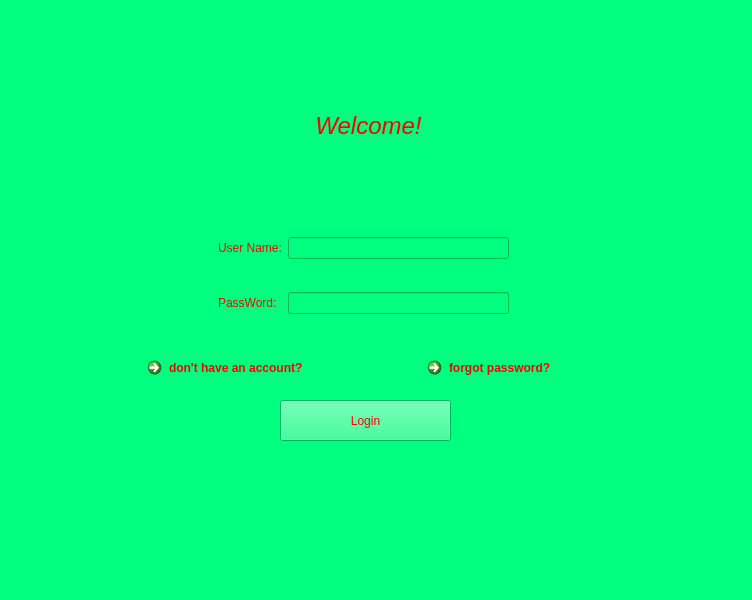
Qt form loginPage/mainwindow.ui (HazardousArash/SEA-BATTLE-EXTREME) before a commit.
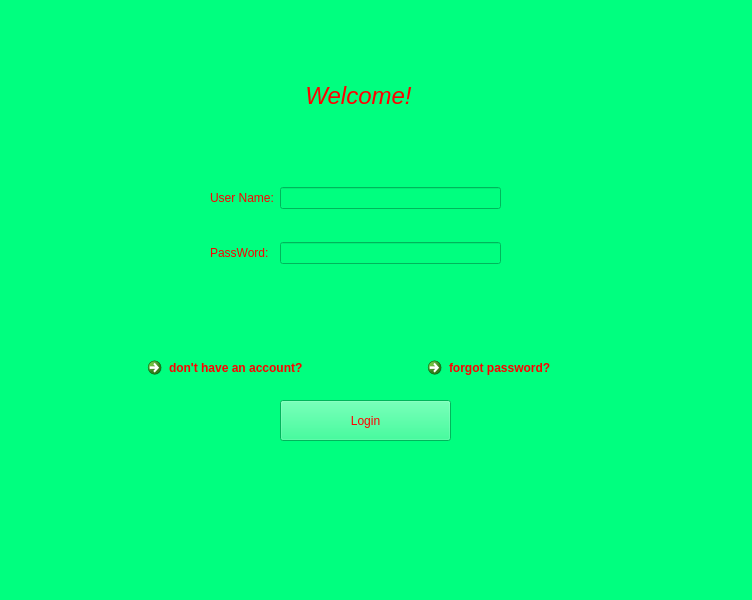
The same form after that commit.

Diff of the .ui file:
```diff
--- a/loginPage/mainwindow.ui
+++ b/loginPage/mainwindow.ui
@@ -22,8 +22,8 @@
    <widget class="QLabel" name="welcomeLabel">
     <property name="geometry">
      <rect>
-      <x>230</x>
-      <y>50</y>
+      <x>220</x>
+      <y>20</y>
       <width>277</width>
       <height>151</height>
      </rect>
@@ -51,8 +51,8 @@
    <widget class="QWidget" name="gridLayoutWidget">
     <property name="geometry">
      <rect>
-      <x>218</x>
-      <y>210</y>
+      <x>210</x>
+      <y>160</y>
       <width>291</width>
       <height>131</height>
      </rect>
```
